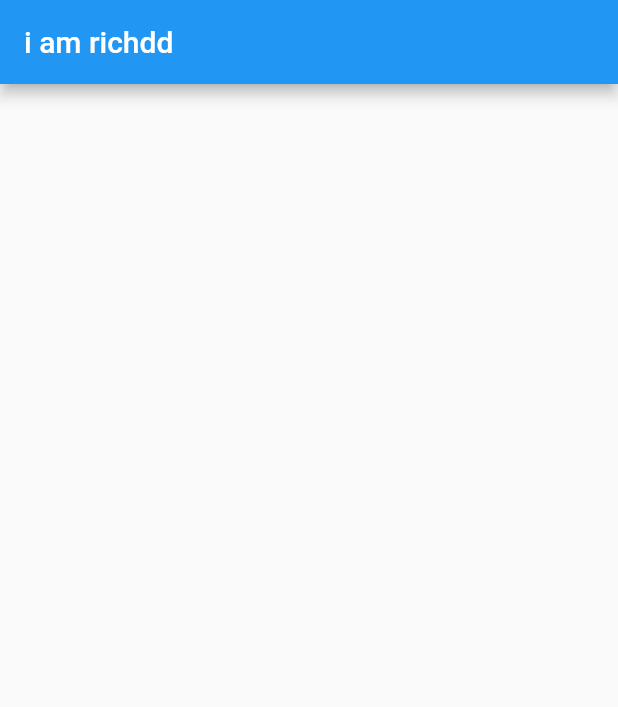
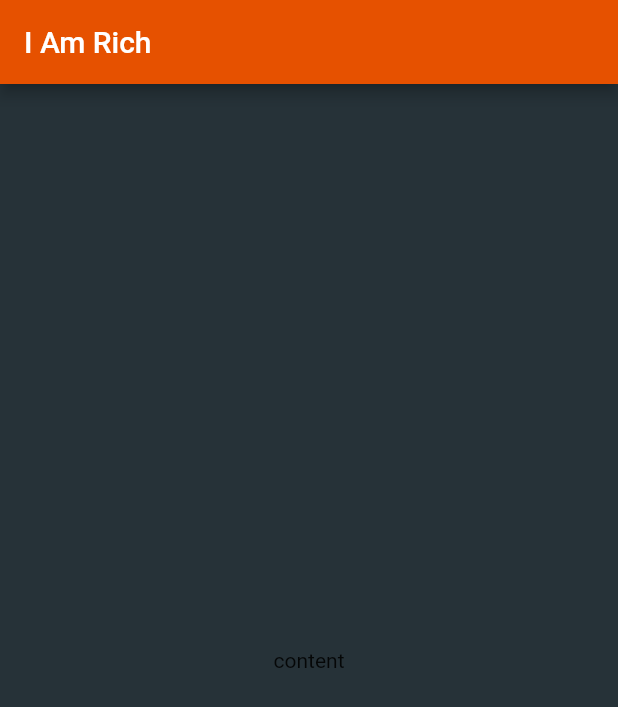
Before and after one commit to amirahmadadibi/FlutterIAmRichApp, a Flutter app: the screen it shows after launch, on a phone screen of 412 x 824 dp. Shown: the top 707 px of the screen. Run offline on Flutter 3.47's test engine with Material 2 defaults, Android fonts, the phone set to English and light mode, and no system bars.

Commit message:
add appbar and body and color background of scaffold

```diff
--- a/lib/main.dart
+++ b/lib/main.dart
@@ -5,8 +5,13 @@ void main() {
   runApp(
     MaterialApp(
       home: Scaffold(
+        backgroundColor: Colors.blueGrey[900],
         appBar: AppBar(
-          title: Text("i am richdd"),
+          title: Text("I Am Rich"),
+          backgroundColor: Colors.orange[900],
+        ),
+        body: Center(
+          child: Text("content"),
         ),
       ),
     ),
```
